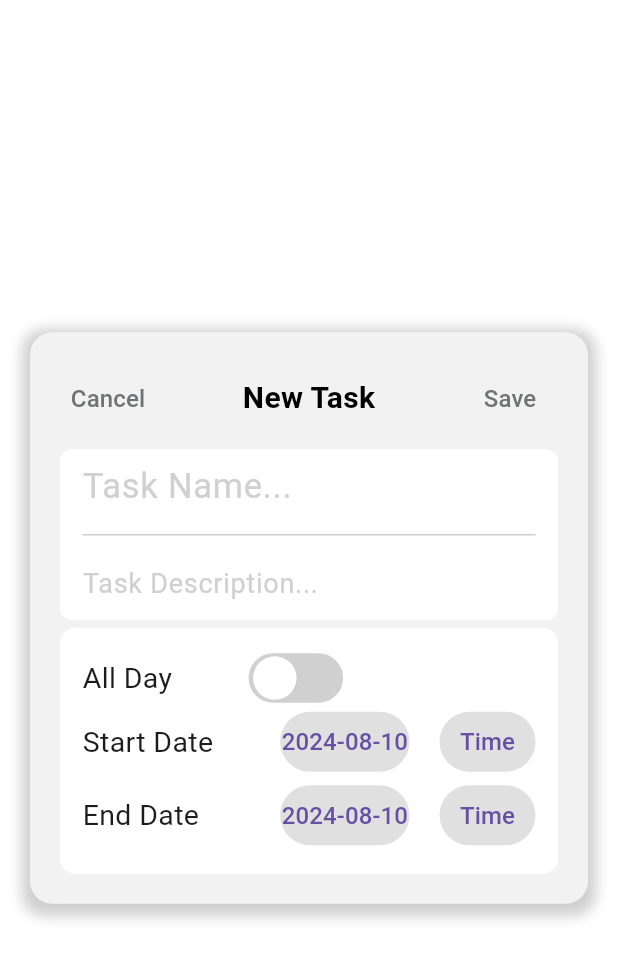
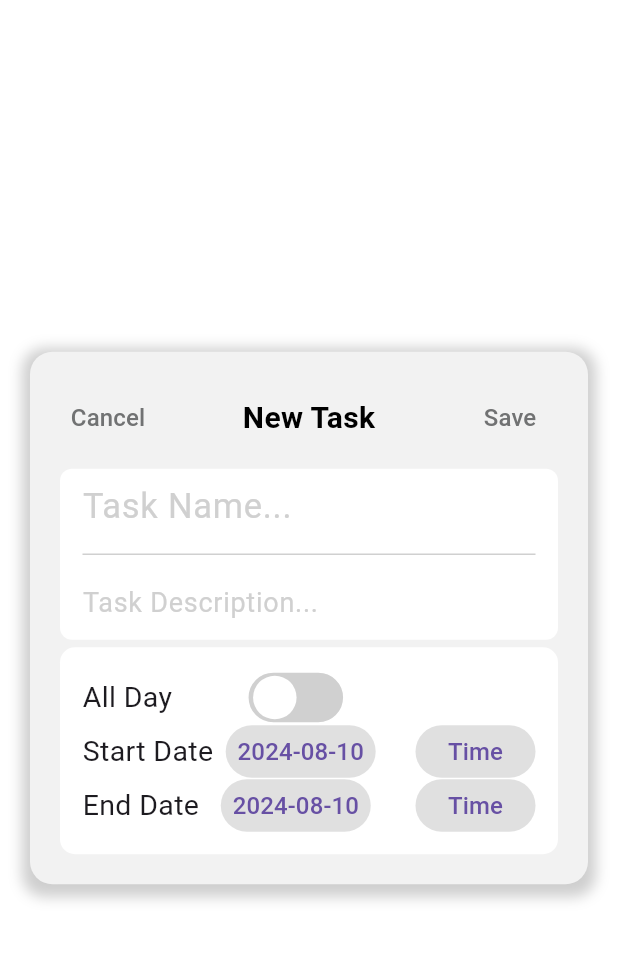
Before and after one commit to Fah4664/reminder-application, a Flutter app: the screen it shows after launch, item 2 of the bottom bar chosen, on a phone screen of 412 x 824 dp. Shown: the top 959 px of the screen. Run offline on Flutter 3.47's test engine with Material 3 defaults, Android fonts, the phone set to English and light mode, and no system bars.

Commit message:
Update add_task_page.dart

```diff
--- a/lib/add_task_page.dart
+++ b/lib/add_task_page.dart
@@ -222,18 +222,17 @@ class AddTaskPageState extends State<AddTaskPage> {
                             'Start Date',
                             style: TextStyle(fontSize: 19),
                           ),
-                          Expanded(
-                            child: Row(
-                              mainAxisAlignment: MainAxisAlignment.end,
-                              children: <Widget>[
-                                TextButton(
+                          SizedBox(
+                            width: 100, // ขนาดความกว้างของปุ่ม
+                            height: 35,
+                            child: TextButton(
                               onPressed: () => selectDate(context, true, (dateTime) {
                                 setState(() {
                                   startDate = dateTime;
                                 });
                               }),
                               style: TextButton.styleFrom(
-                                    padding: const EdgeInsets.all(1.0),
+                                padding: const EdgeInsets.all(3.0),
                                 backgroundColor: const Color(0xFFe0e0e0),
                               ),
                               child: Text(
@@ -243,15 +242,19 @@ class AddTaskPageState extends State<AddTaskPage> {
                                 style: const TextStyle(fontSize: 16),
                               ),
                             ),
-                                const SizedBox(width: 20),
-                                TextButton(
+                          ),
+                          const SizedBox(width: 10),
+                          SizedBox(
+                            width: 80, // ขนาดความกว้างของปุ่ม
+                            height: 35,
+                            child: TextButton(
                               onPressed: () => selectTime(context, true, (timeOfDay) {
                                 setState(() {
                                   startTime = timeOfDay;
                                 });
                               }),
                               style: TextButton.styleFrom(
-                                    padding: const EdgeInsets.all(1.0),
+                                padding: const EdgeInsets.all(3.0),
                                 backgroundColor: const Color(0xFFe0e0e0),
                               ),
                               child: Text(
@@ -260,8 +263,6 @@ class AddTaskPageState extends State<AddTaskPage> {
                                     : startTime!.format(context),
                                 style: const TextStyle(fontSize: 16),
                               ),
-                                )
-                              ],
                             ),
                           ),
                         ],
@@ -274,18 +275,17 @@ class AddTaskPageState extends State<AddTaskPage> {
                             'End Date',
                             style: TextStyle(fontSize: 19),
                           ),
-                          Expanded(
-                            child: Row(
-                              mainAxisAlignment: MainAxisAlignment.end,
-                              children: <Widget>[
-                                TextButton(
+                          SizedBox(
+                            width: 100, // ขนาดความกว้างของปุ่ม
+                            height: 35,
+                            child: TextButton(
                               onPressed: () => selectDate(context, false, (dateTime) {
                                 setState(() {
                                   endDate = dateTime;
                                 });
                               }),
                               style: TextButton.styleFrom(
-                                    padding: const EdgeInsets.all(1.0),
+                                padding: const EdgeInsets.all(3.0),
                                 backgroundColor: const Color(0xFFe0e0e0),
                               ),
                               child: Text(
@@ -295,15 +295,19 @@ class AddTaskPageState extends State<AddTaskPage> {
                                 style: const TextStyle(fontSize: 16),
                               ),
                             ),
-                                const SizedBox(width: 20),
-                                TextButton(
+                          ),
+                          const SizedBox(width: 1),
+                          SizedBox(
+                            width: 80, // ขนาดความกว้างของปุ่ม
+                            height: 35,
+                            child: TextButton(
                               onPressed: () => selectTime(context, false, (timeOfDay) {
                                 setState(() {
                                   endTime = timeOfDay;
                                 });
                               }),
                               style: TextButton.styleFrom(
-                                    padding: const EdgeInsets.all(1.0),
+                                padding: const EdgeInsets.all(3.0),
                                 backgroundColor: const Color(0xFFe0e0e0),
                               ),
                               child: Text(
@@ -312,8 +316,6 @@ class AddTaskPageState extends State<AddTaskPage> {
                                     : endTime!.format(context),
                                 style: const TextStyle(fontSize: 16),
                               ),
-                                ),
-                              ],
                             ),
                           ),
                         ],
@@ -326,12 +328,12 @@ class AddTaskPageState extends State<AddTaskPage> {
                             'Start Date',
                             style: TextStyle(fontSize: 19),
                           ),
-                          Expanded(
-                            child: SizedBox(
-                              width: double.infinity,
+                          SizedBox(
+                            width: 100,
+                            height: 35,
                             child: TextButton(
                               style: TextButton.styleFrom(
-                                  padding: const EdgeInsets.all(1.0),
+                                padding: const EdgeInsets.all(3.0),
                                 backgroundColor: const Color(0xFFe0e0e0),
                               ),
                               onPressed: () => selectDate(context, true, (dateTime) {
@@ -347,7 +349,6 @@ class AddTaskPageState extends State<AddTaskPage> {
                               ),
                             ),
                           ),
-                          ),
                         ],
                       ),
                       const SizedBox(height: 10),
@@ -358,12 +359,12 @@ class AddTaskPageState extends State<AddTaskPage> {
                             'End Date',
                             style: TextStyle(fontSize: 19),
                           ),
-                          Expanded(
-                            child: SizedBox(
-                              width: double.infinity,
+                          SizedBox(
+                            width: double.infinity, // ขนาดความกว้างเต็มที่ของปุ่ม
+                            height: 35,
                             child: TextButton(
                               style: TextButton.styleFrom(
-                                  padding: const EdgeInsets.all(1.0),
+                                padding: const EdgeInsets.all(3.0),
                                 backgroundColor: const Color(0xFFe0e0e0),
                               ),
                               onPressed: () => selectDate(context, false, (dateTime) {
@@ -376,7 +377,6 @@ class AddTaskPageState extends State<AddTaskPage> {
                                     ? DateFormat('yyyy-MM-dd').format(DateTime.now())
                                     : DateFormat('yyyy-MM-dd').format(endDate!),
                                 style: const TextStyle(fontSize: 16),
-                                ),
                               ),
                             ),
                           ),
```
Lines whose indentation alone changed are shown as unchanged.
